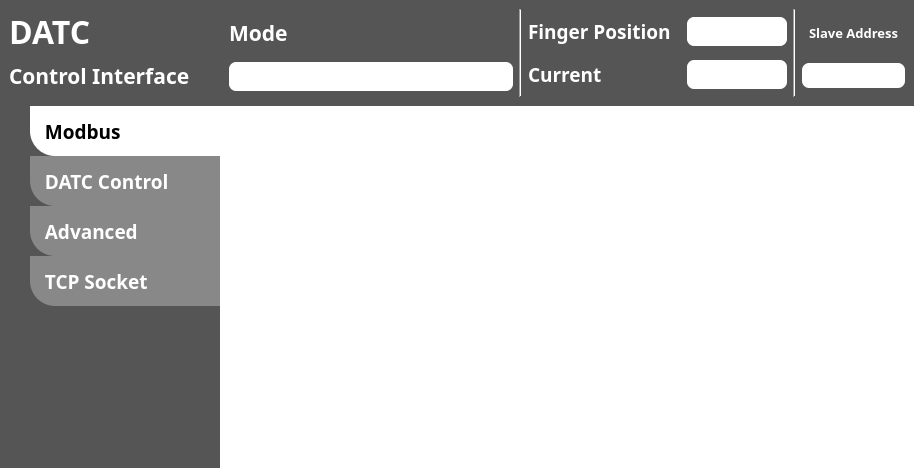
First picture: the form in ui/main_window.ui, repository PlanA2G/datc_user_interface, before the edit.
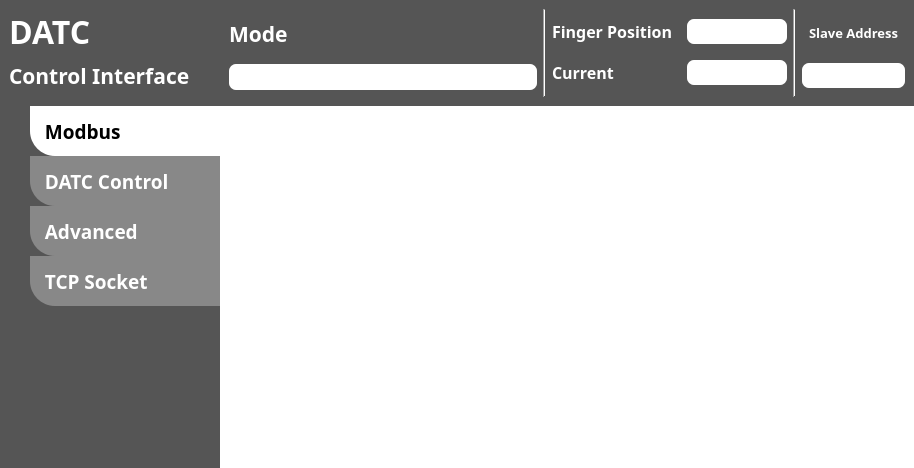
Second picture: the form after the edit. Icons and pictures are not drawn.

Commit message: update: search serial COM port name in Window

```diff
--- a/ui/main_window.ui
+++ b/ui/main_window.ui
@@ -314,7 +314,7 @@
            <property name="font">
             <font>
              <family>Noto Sans KR Medium</family>
-             <pointsize>14</pointsize>
+             <pointsize>13</pointsize>
              <bold>true</bold>
             </font>
            </property>
@@ -377,7 +377,7 @@
              <property name="font">
               <font>
                <family>Noto Sans KR Medium</family>
-               <pointsize>14</pointsize>
+               <pointsize>12</pointsize>
                <bold>true</bold>
               </font>
              </property>
@@ -403,7 +403,7 @@
              <property name="font">
               <font>
                <family>Noto Sans KR Medium</family>
-               <pointsize>14</pointsize>
+               <pointsize>12</pointsize>
                <bold>true</bold>
               </font>
              </property>
@@ -463,7 +463,7 @@
              <property name="font">
               <font>
                <family>Noto Sans KR Medium</family>
-               <pointsize>14</pointsize>
+               <pointsize>12</pointsize>
                <bold>true</bold>
               </font>
              </property>
@@ -489,7 +489,7 @@
              <property name="font">
               <font>
                <family>Noto Sans KR Medium</family>
-               <pointsize>14</pointsize>
+               <pointsize>12</pointsize>
                <bold>true</bold>
               </font>
              </property>
```
The commit also changes 5 other files.
